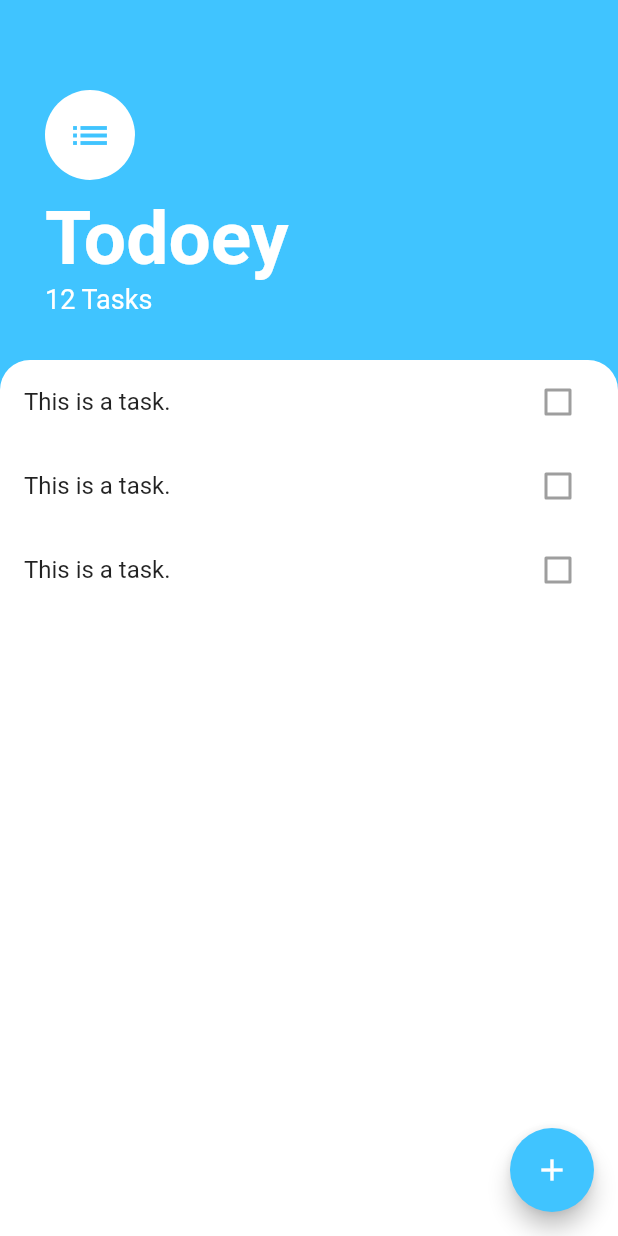
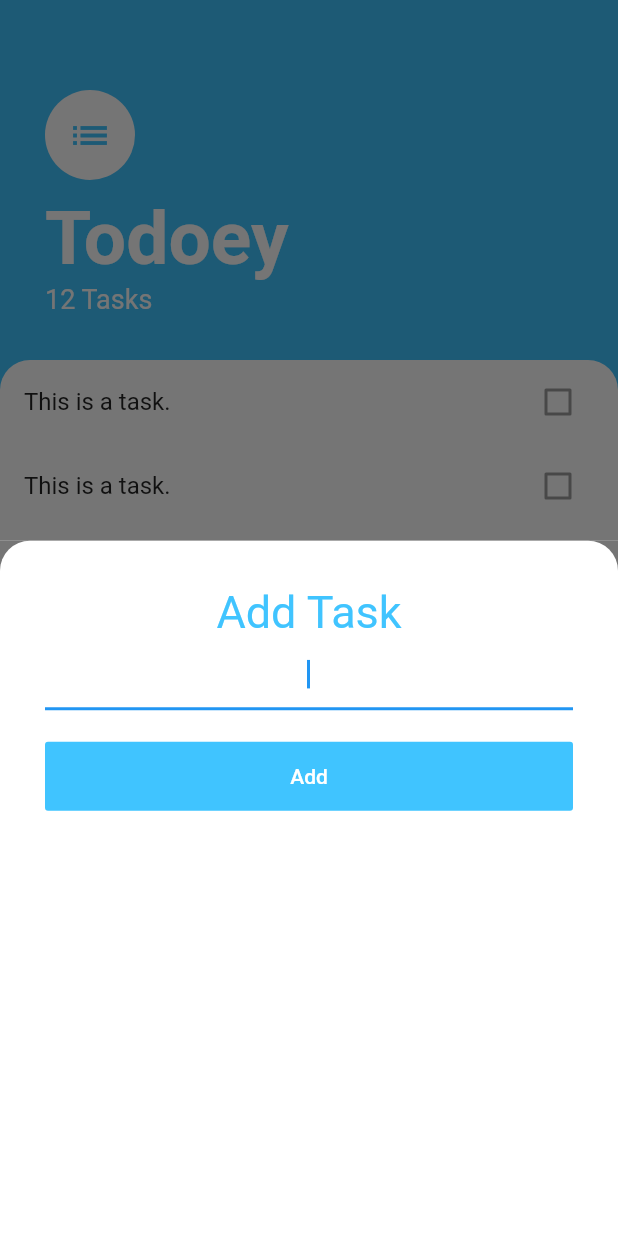
Before and after one commit to adityandar/todoey, a Flutter app: the screen it shows after launch, after a tap on the "add" icon, on a phone screen of 412 x 824 dp. Run offline on Flutter 3.47's test engine with Material 2 defaults, Android fonts, the phone set to English and light mode, and no system bars.

Commit message:
Finished following the third video.

```diff
--- /dev/null
+++ b/lib/screens/add_task_screen.dart
@@ -0,0 +1,55 @@
+import 'package:flutter/material.dart';
+
+class AddTaskScreen extends StatelessWidget {
+  @override
+  Widget build(BuildContext context) {
+    return Container(
+      // gabisa langsung dibikin border radius gitu.
+      color: Color(0xff757575),
+      child: Container(
+        decoration: BoxDecoration(
+          color: Colors.white,
+          borderRadius: BorderRadius.only(
+            topRight: Radius.circular(20.0),
+            topLeft: Radius.circular(20.0),
+          ),
+        ),
+        padding: EdgeInsets.all(
+          30.0,
+        ),
+        child: Column(
+          crossAxisAlignment: CrossAxisAlignment.stretch,
+          children: [
+            Text(
+              'Add Task',
+              textAlign: TextAlign.center,
+              style: TextStyle(
+                color: Colors.lightBlueAccent,
+                fontSize: 30.0,
+                fontWeight: FontWeight.w400,
+              ),
+            ),
+            TextField(
+              autofocus: true,
+              textAlign: TextAlign.center,
+            ),
+            SizedBox(
+              height: 20.0,
+            ),
+            FlatButton(
+              padding: EdgeInsets.symmetric(vertical: 15.0, horizontal: 70.0),
+              color: Colors.lightBlueAccent,
+              child: Text(
+                'Add',
+                style: TextStyle(color: Colors.white),
+              ),
+              onPressed: () {
+                // add new task to the list.
+              },
+            ),
+          ],
+        ),
+      ),
+    );
+  }
+}
--- a/lib/screens/tasks_screen.dart
+++ b/lib/screens/tasks_screen.dart
@@ -1,5 +1,6 @@
 import 'package:flutter/material.dart';
 import 'package:todoey_flutter/widgets/tasks_list.dart';
+import 'package:todoey_flutter/screens/add_task_screen.dart';
 
 class TasksScreen extends StatelessWidget {
   @override
@@ -9,7 +10,11 @@ class TasksScreen extends StatelessWidget {
       floatingActionButton: FloatingActionButton(
         child: Icon(Icons.add),
         backgroundColor: Colors.lightBlueAccent,
-        onPressed: () {},
+        onPressed: () {
+          // slide up a form to input new tasks. Then added to the list.
+          showModalBottomSheet(
+              context: context, builder: (context) => AddTaskScreen());
+        },
       ),
       body: Column(
         crossAxisAlignment: CrossAxisAlignment.start,
```
